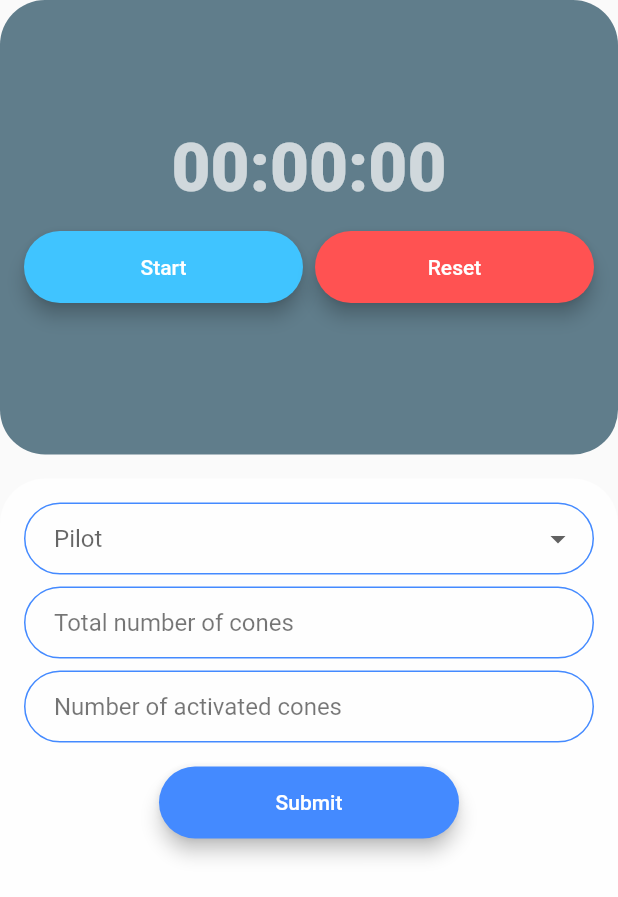
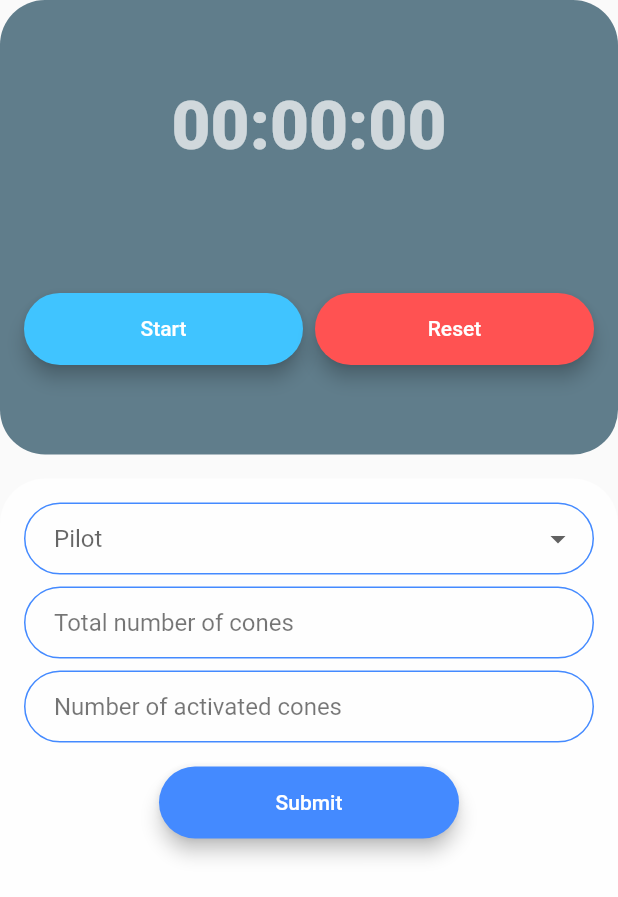
Before and after one commit to mikeyroush/ConeDroneApp, a Flutter app: the FlightScreen widget shown alone on an empty page, opened directly, on a phone screen of 412 x 824 dp. Shown: the top 897 px of the screen. Run offline on Flutter 3.47's test engine with Material 2 defaults, Android fonts, the phone set to English and light mode, and no system bars; our stand-ins replace cloud_firestore, firebase_auth, firebase_core, flutter_spinkit; accounts and stored records are empty.

Commit message:
fixed UI glitches on flight screen

```diff
--- a/cone_drone/lib/screens/flight/flight_screen.dart
+++ b/cone_drone/lib/screens/flight/flight_screen.dart
@@ -18,6 +18,7 @@ class _FlightScreenState extends State<FlightScreen> {
   final Duration refreshRate = Duration(seconds: 1);
   Stopwatch _stopwatch = Stopwatch();
   String timeElapsed = "00:00:00";
+  Orientation screenOrientation;
 
   // todo: remove temp array
   final List<String> pilots = ['pilot 1', 'pilot 2', 'pilot 3'];
@@ -45,11 +46,13 @@ class _FlightScreenState extends State<FlightScreen> {
 
   @override
   Widget build(BuildContext context) {
+    screenOrientation = MediaQuery.of(context).orientation;
+
     return Expanded(
       child: Column(
         children: [
           Expanded(
-            flex: 3,
+            flex: (screenOrientation == Orientation.portrait) ? 3 : 1,
             child: Container(
               padding: const EdgeInsets.all(16.0),
               width: double.infinity,
@@ -60,13 +63,18 @@ class _FlightScreenState extends State<FlightScreen> {
               child: Column(
                 mainAxisAlignment: MainAxisAlignment.center,
                 children: [
-                  Text(
+                  Expanded(
+                    child: Center(
+                      child: Text(
                         timeElapsed,
                         style: kTitleTextStyle.copyWith(color: Colors.white70),
                       ),
+                    ),
+                  ),
                   // SizedBox(height: 8.0),
-                  Row(
-                    mainAxisAlignment: MainAxisAlignment.spaceAround,
+                  Expanded(
+                    child: Row(
+                      mainAxisAlignment: MainAxisAlignment.center,
                       children: [
                         Flexible(
                           child: RoundedButton(
@@ -94,6 +102,7 @@ class _FlightScreenState extends State<FlightScreen> {
                           ),
                         ),
                       ],
+                    ),
                   )
                 ],
               ),
@@ -101,7 +110,7 @@ class _FlightScreenState extends State<FlightScreen> {
           ),
           SizedBox(height: 16.0),
           Expanded(
-            flex: 5,
+            flex: (screenOrientation == Orientation.portrait) ? 5 : 1,
             child: Container(
               width: double.infinity,
               decoration: BoxDecoration(
```
Lines whose indentation alone changed are shown as unchanged.
